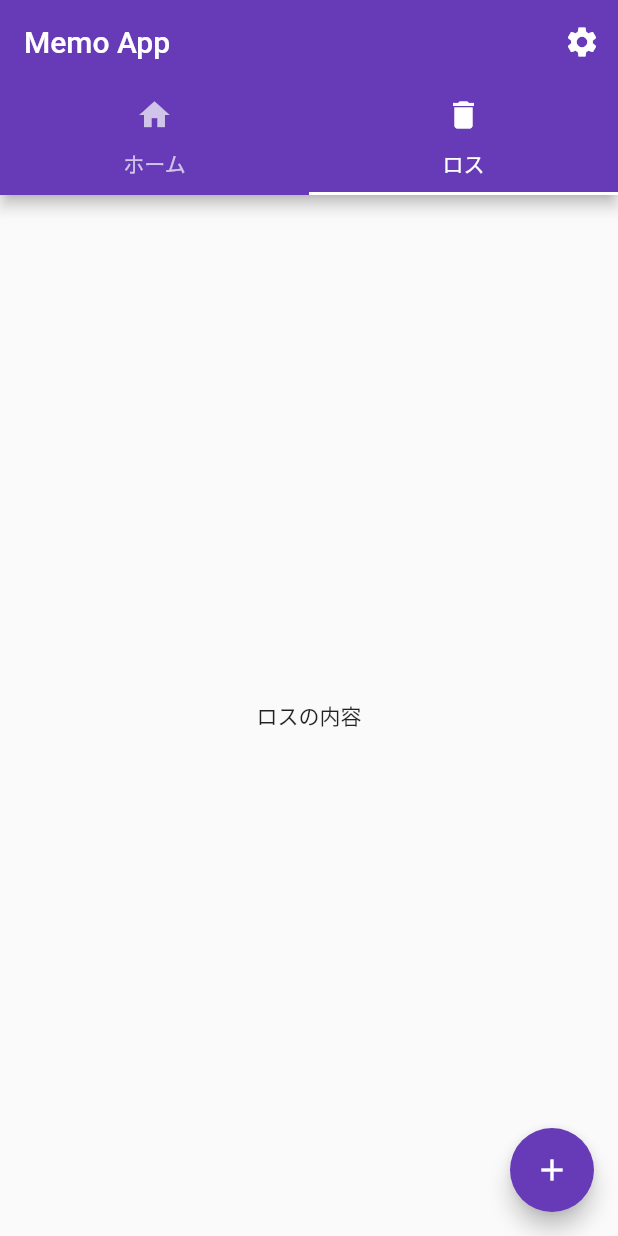
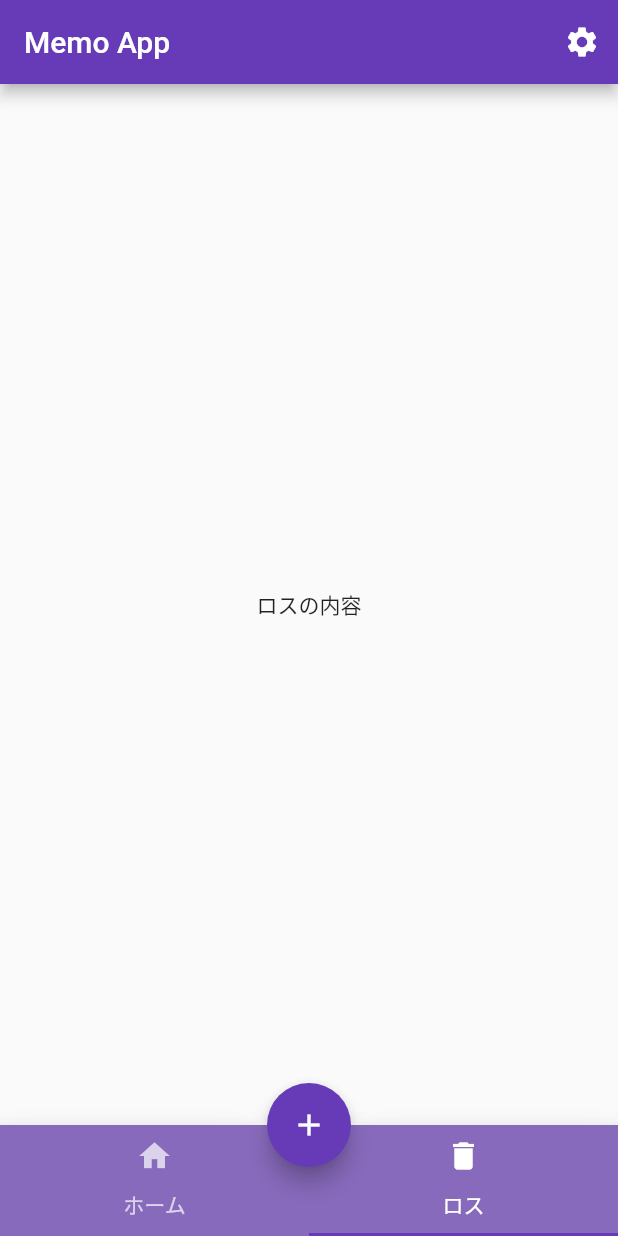
Before and after one commit to 3mako/flutter_application_1, a Flutter app: the screen it shows after launch, tab 2 chosen, on a phone screen of 412 x 824 dp. Run offline on Flutter 3.47's test engine with Material 2 defaults, Android fonts, the phone set to English and light mode, and no system bars; our stand-ins replace sqflite; accounts and stored records are empty.

Commit message:
タブ追加

```diff
--- a/lib/main.dart
+++ b/lib/main.dart
@@ -44,13 +44,6 @@ class _MemoListScreenState extends State<MemoListScreen> with SingleTickerProvid
             onPressed: _showSettingsDialog,
           ),
         ],
-        bottom: TabBar(
-          controller: _tabController,
-          tabs: [
-            Tab(icon: Icon(Icons.home), text: 'ホーム'),
-            Tab(icon: Icon(Icons.delete), text: 'ロス'),
-          ],
-        ),
       ),
       body: TabBarView(
         controller: _tabController,
@@ -110,13 +103,28 @@ class _MemoListScreenState extends State<MemoListScreen> with SingleTickerProvid
           Center(child: Text('ロスの内容')),
         ],
       ),
+      floatingActionButtonLocation: FloatingActionButtonLocation.centerDocked,
       floatingActionButton: FloatingActionButton(
         onPressed: () {
           _showAddMemoDialog(context);
         },
         child: Icon(Icons.add),
+        backgroundColor: Colors.deepPurple, // 追加ボタンの背景色
       ),
-    );
+      bottomNavigationBar: BottomAppBar(
+        shape: CircularNotchedRectangle(),
+        child: Container(color:const Color.fromARGB(255, 136, 106, 188),
+         child: TabBar(
+          controller: _tabController,
+          tabs: [
+            Tab(icon: Icon(Icons.home), text: 'ホーム'),
+            Tab(icon: Icon(Icons.delete), text: 'ロス'),
+          ],
+        ),
+        ),
+
+        )
+      );
   }
 
   void _showSettingsDialog() {
```
